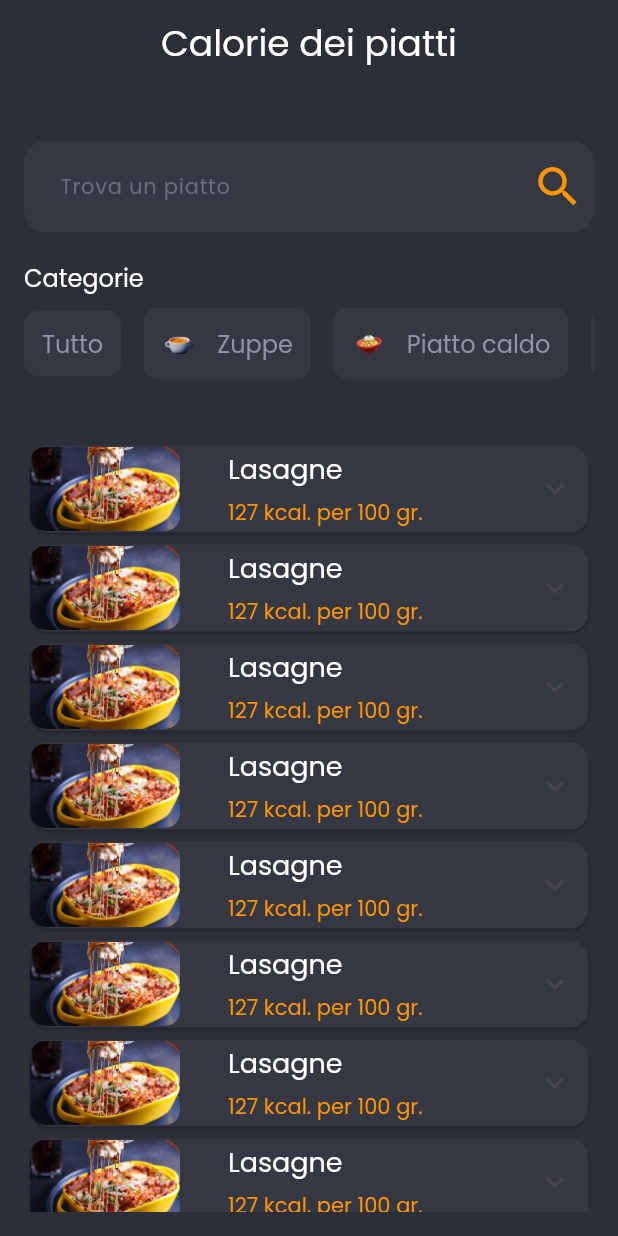
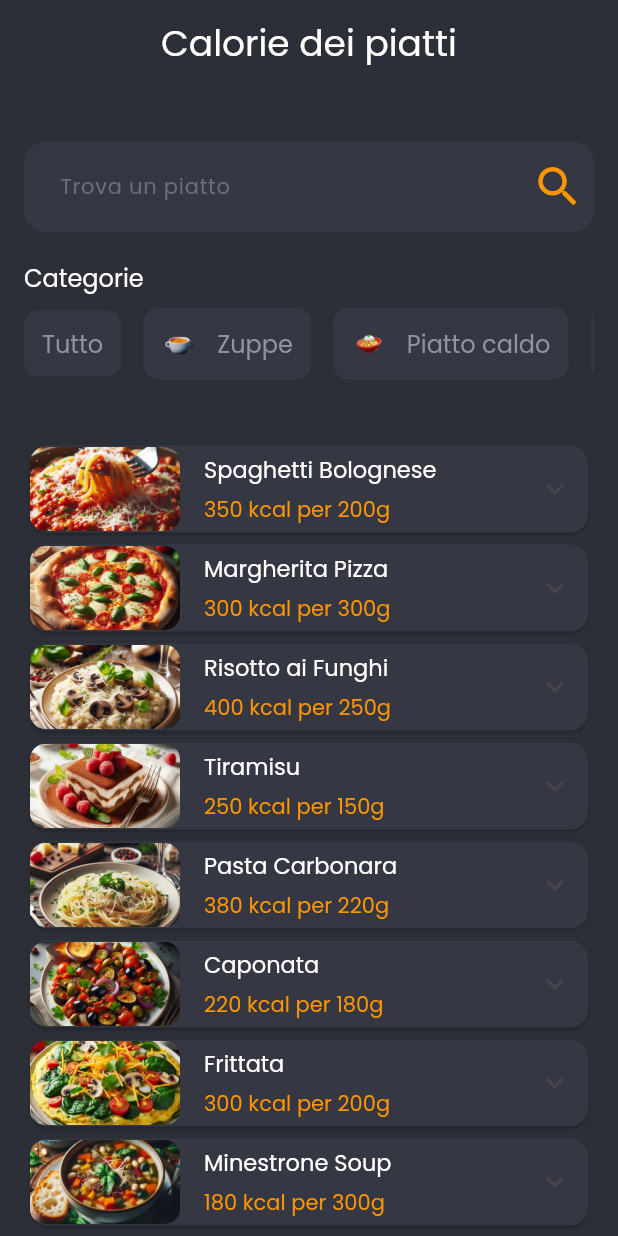
Before and after one commit to kerimn/italian_food, a Flutter app: the CookScreen screen opened directly, on a phone screen of 412 x 824 dp. Run offline on Flutter 3.47's test engine with Material 3 defaults, Android fonts, the phone set to English and light mode, and no system bars; our stand-ins replace flutter_svg, shared_preferences; accounts and stored records are empty.

Commit message:
add provider and search work

```diff
--- a/lib/data/products.dart
+++ b/lib/data/products.dart
@@ -263,7 +263,7 @@ List<Product> products = [
   Product(
     id: 24,
     name: "Linguine alle Vongole",
-    img: "assets/img/feeds/linguine.jpg.jpg",
+    img: "assets/img/feeds/linguine.jpg",
     description: "Linguine pasta with fresh clams, garlic, and white wine.",
     kcal: "350",
     weight: "280g",
--- a/lib/screens/cook_screen.dart
+++ b/lib/screens/cook_screen.dart
@@ -1,14 +1,33 @@
 import 'package:flutter/material.dart';
 import 'package:food/constants/colors.dart';
-import 'package:food/constants/images.dart';
+import 'package:food/data/products.dart';
+import 'package:food/models/products.dart';
+import 'package:food/provider/product_provider.dart';
 import 'package:food/widgets/category_widget.dart';
-import 'package:food/widgets/custom_text_field.dart';
+import 'package:provider/provider.dart';
 
-class CookScreen extends StatelessWidget {
+class CookScreen extends StatefulWidget {
   const CookScreen({super.key});
 
   @override
+  State<CookScreen> createState() => _CookScreenState();
+}
+
+class _CookScreenState extends State<CookScreen> {
+  @override
+  void initState() {
+    Provider.of<ProductModel>(context, listen: false).initializeController();
+    super.initState();
+  }
+
+  @override
+  void dispose() {
+    super.dispose();
+  }
+
+  @override
   Widget build(BuildContext context) {
+    var productProvider = context.watch<ProductModel>();
     return SafeArea(
       child: Scaffold(
         backgroundColor: const Color.fromRGBO(44, 47, 56, 1.0),
@@ -26,22 +45,40 @@ class CookScreen extends StatelessWidget {
           elevation: 0,
           backgroundColor: const Color.fromRGBO(44, 47, 56, 1.0),
         ),
-        body: Padding(
+        body: SingleChildScrollView(
           padding: const EdgeInsets.all(16),
           child: Column(
             crossAxisAlignment: CrossAxisAlignment.start,
             mainAxisAlignment: MainAxisAlignment.center,
             children: [
-              // Text(
-              //   "Calorie dei piatti",
-              //   textAlign: TextAlign.center,
-              //   style: Theme.of(context).textTheme.titleLarge!.copyWith(
-              //       fontSize: 24,
-              //       fontWeight: FontWeight.w400,
-              //       color: Colors.white),
-              // ),
               const SizedBox(height: 22),
-              const CustomTextField(),
+              TextField(
+                controller: productProvider.searchController,
+                onChanged: (query) => productProvider.filterProducts(),
+                style: const TextStyle(fontSize: 14, color: Colors.white),
+                decoration: InputDecoration(
+                  filled: true,
+                  fillColor: const Color(0xFF353842),
+                  border: OutlineInputBorder(
+                    borderRadius: BorderRadius.circular(15),
+                    borderSide: BorderSide.none,
+                  ),
+                  hintText: 'Trova un piatto',
+                  hintStyle: const TextStyle(
+                    fontWeight: FontWeight.w400,
+                    color: Color(
+                      0xFF686F82,
+                    ),
+                  ),
+                  contentPadding:
+                      const EdgeInsets.symmetric(vertical: 20, horizontal: 20),
+                  suffixIcon: const Icon(
+                    Icons.search_sharp,
+                    color: mainColor,
+                    size: 35,
+                  ),
+                ),
+              ),
               const SizedBox(height: 20),
               Text(
                 "Categorie",
@@ -57,10 +94,13 @@ class CookScreen extends StatelessWidget {
                 child: CategoryWidget(),
               ),
               const SizedBox(height: 40),
-              Expanded(
-                child: ListView.builder(
-                  itemCount: 20,
+              ListView.builder(
+                shrinkWrap: true,
+                physics: const NeverScrollableScrollPhysics(),
+                itemCount: productProvider.searchResult.length,
                 itemBuilder: ((context, index) {
+                  Product product =
+                      productProvider.searchResult.elementAt(index);
                   return ClipRRect(
                     borderRadius: BorderRadius.circular(20.0),
                     child: Card(
@@ -74,32 +114,31 @@ class CookScreen extends StatelessWidget {
                           leading: ClipRRect(
                             borderRadius: BorderRadius.circular(10),
                             child: Image.asset(
-                                AppImages.food,
+                              product.img,
                               width: 100,
                               height: 100,
                               fit: BoxFit.cover,
                             ),
                           ),
-                            title: Row(
-                              children: [
-                                const SizedBox(width: 16),
-                                Column(
+                          title: Column(
                             crossAxisAlignment: CrossAxisAlignment.start,
                             children: [
                               Text(
-                                      "Lasagne",
+                                product.name,
+                                overflow: TextOverflow.ellipsis,
+                                maxLines: 1,
                                 style: Theme.of(context)
                                     .textTheme
                                     .titleLarge!
                                     .copyWith(
-                                            fontSize: 18,
+                                      fontSize: 15,
                                       fontWeight: FontWeight.w400,
                                       color: Colors.white,
                                     ),
                               ),
                               const SizedBox(height: 8),
                               Text(
-                                      "127 kcal. per 100 gr.",
+                                "${product.kcal} kcal per ${product.weight}",
                                 style: Theme.of(context)
                                     .textTheme
                                     .titleLarge!
@@ -111,10 +150,9 @@ class CookScreen extends StatelessWidget {
                               )
                             ],
                           ),
-                              ],
-                            ),
                           children: [
                             Column(
+                              crossAxisAlignment: CrossAxisAlignment.start,
                               children: [
                                 Text(
                                   "Ingredienti:",
@@ -127,17 +165,23 @@ class CookScreen extends StatelessWidget {
                                         color: Colors.white,
                                       ),
                                 ),
-                                  Text(
-                                    " Fogli di lasagne pronti\n Fogli di lasagne pronti\n Fogli di lasagne pronti\n Fogli di lasagne pronti\n",
+                                Column(
+                                  crossAxisAlignment: CrossAxisAlignment.start,
+                                  children: product.ingredients
+                                      .map((e) => Text(
+                                            e,
                                             style: Theme.of(context)
                                                 .textTheme
                                                 .titleLarge!
                                                 .copyWith(
                                                   fontSize: 14,
                                                   fontWeight: FontWeight.w400,
-                                          color: const Color(0xFF686F82),
+                                                  color:
+                                                      const Color(0xFF686F82),
                                                 ),
-                                  )
+                                          ))
+                                      .toList(),
+                                ),
                               ],
                             ),
                           ],
@@ -147,7 +191,7 @@ class CookScreen extends StatelessWidget {
                   );
                 }),
               ),
-              )
+              const SizedBox(height: 70),
             ],
           ),
         ),
--- a/lib/screens/on_boarding_second_screen.dart
+++ b/lib/screens/on_boarding_second_screen.dart
@@ -188,8 +188,8 @@ class OnBoardingSecondScreen extends StatelessWidget {
             ),
           ),
           Positioned(
-            top: MediaQuery.of(context).size.height *0.18,
-            left: MediaQuery.of(context).size.width*0.4,
+            top: MediaQuery.of(context).size.height * 0.10,
+            left: MediaQuery.of(context).size.width * 0.42,
             child: Center(
               child: Image.asset(
                 AppImages.avatar,
--- a/pubspec.yaml
+++ b/pubspec.yaml
@@ -37,6 +37,8 @@ dependencies:
   cupertino_icons: ^1.0.2
   flutter_svg: ^2.0.9
   url_launcher: ^6.2.2
+  shared_preferences: ^2.2.2
+  provider: ^6.1.1
 
 dev_dependencies:
   flutter_test:
@@ -63,6 +65,7 @@ flutter:
   # To add assets to your application, add an assets section, like this:
   assets:
     - assets/img/
+    - assets/img/feeds/
   # An image asset can refer to one or more resolution-specific "variants", see
   # https://flutter.dev/assets-and-images/#resolution-aware
 
```
Also changed, not shown: lib/main.dart (+28 -4 lines), lib/provider/product_provider.dart (added, +30 -0 lines), lib/screens/about_screen.dart (+12 -7 lines), lib/screens/home_screen.dart (+74 -19 lines), lib/screens/my_app.dart (+11 -5 lines), lib/widgets/custom_text_field.dart (+7 -1 lines), pubspec.lock, 1 other file. Lines whose indentation alone changed are shown as unchanged.
